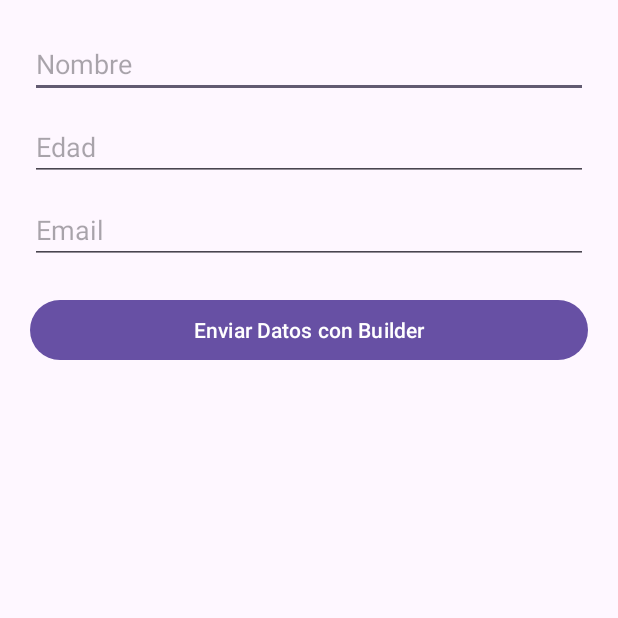
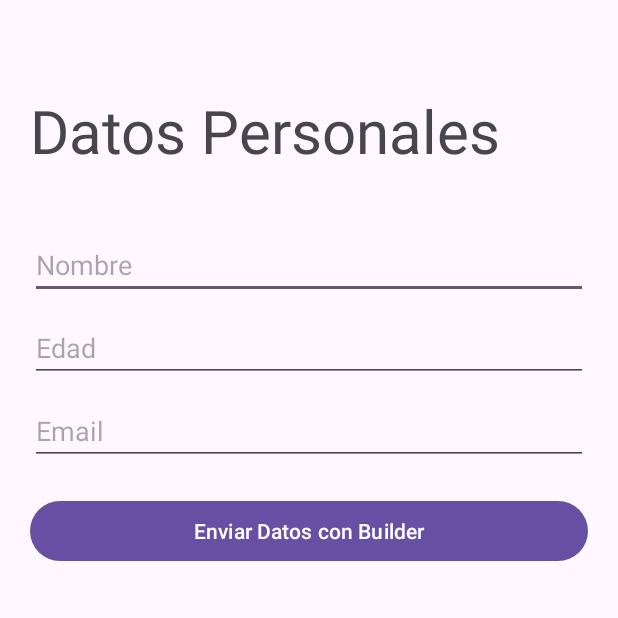
Before and after one commit to linoremaster-debug/CajaZar, an Android app: the screen it shows after launch (MainActivity), on a phone screen of 412 x 824 dp, the top half of it. Run offline under Robolectric (Android 15) with nearby library versions, the phone set to English and light mode, and no system bars.

Commit message:
añadido titulo pagina principal

```diff
--- a/app/src/main/res/layout/activity_main.xml
+++ b/app/src/main/res/layout/activity_main.xml
@@ -5,6 +5,15 @@
     android:layout_height="match_parent"
     android:padding="20dp"
     android:orientation="vertical">
+
+    <TextView
+        android:id="@+id/textView"
+        android:layout_width="match_parent"
+        android:layout_height="wrap_content"
+        android:layout_marginTop="40dp"
+        android:layout_marginBottom="40dp"
+        android:textSize="40dp"
+        android:text="Datos Personales" />
 
     <EditText
         android:id="@+id/editName"
```
